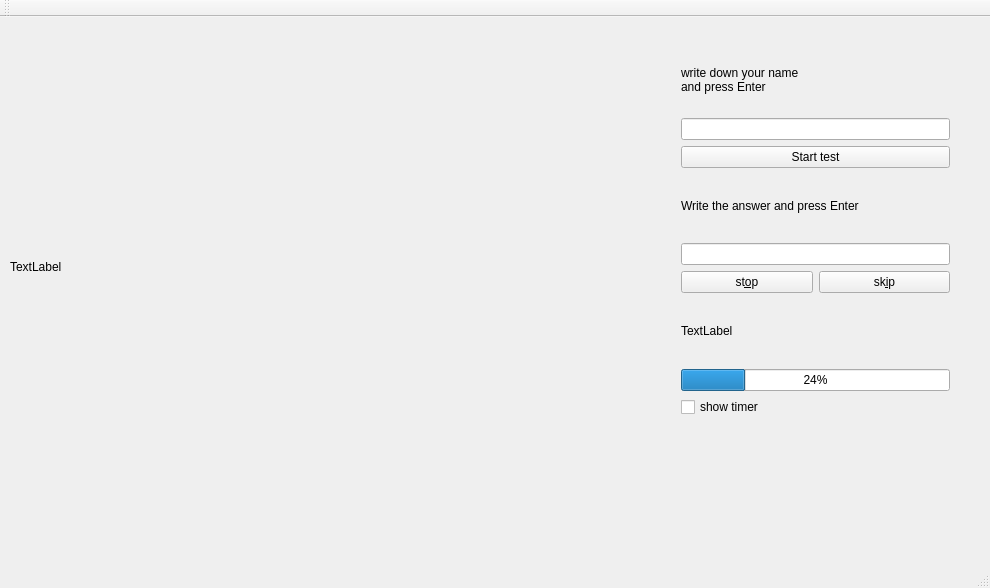
Qt form mainwindow.ui (ArtfulVampire/TestAnagramms) before a commit.
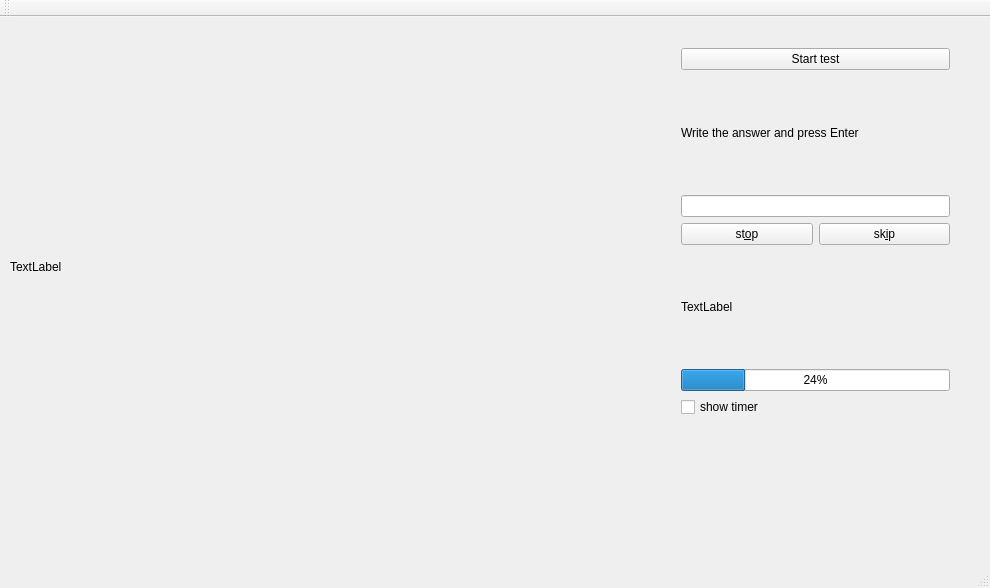
The same form after that commit.

```diff
--- a/mainwindow.ui
+++ b/mainwindow.ui
@@ -27,7 +27,7 @@
      <string>TextLabel</string>
     </property>
    </widget>
-   <widget class="QWidget" name="">
+   <widget class="QWidget" name="layoutWidget">
     <property name="geometry">
      <rect>
       <x>670</x>
@@ -37,39 +37,14 @@
      </rect>
     </property>
     <layout class="QGridLayout" name="gridLayout">
-     <item row="8" column="0">
-      <widget class="QCheckBox" name="timerCheckBox">
-       <property name="text">
-        <string>show timer</string>
-       </property>
-      </widget>
-     </item>
-     <item row="5" column="1">
-      <widget class="QPushButton" name="skipPushButton">
-       <property name="text">
-        <string>sk&amp;ip</string>
-       </property>
-      </widget>
-     </item>
-     <item row="0" column="0" colspan="2">
-      <widget class="QLabel" name="label">
-       <property name="text">
-        <string>write down your name
-and press Enter</string>
-       </property>
-      </widget>
-     </item>
-     <item row="5" column="0">
+     <item row="3" column="0">
       <widget class="QPushButton" name="stopPushButton">
        <property name="text">
         <string>st&amp;op</string>
        </property>
       </widget>
      </item>
-     <item row="1" column="0" colspan="2">
-      <widget class="QLineEdit" name="nameLineEdit"/>
-     </item>
-     <item row="6" column="0" colspan="2">
+     <item row="4" column="0" colspan="2">
       <widget class="QLabel" name="currentLabel">
        <property name="text">
         <string>TextLabel</string>
@@ -77,29 +52,43 @@
       </widget>
      </item>
      <item row="2" column="0" colspan="2">
+      <widget class="QLineEdit" name="answerLineEdit"/>
+     </item>
+     <item row="0" column="0" colspan="2">
       <widget class="QPushButton" name="startPushButton">
        <property name="text">
         <string>Start test</string>
        </property>
       </widget>
      </item>
-     <item row="3" column="0" colspan="2">
-      <widget class="QLabel" name="label_2">
-       <property name="text">
-        <string>Write the answer and press Enter</string>
-       </property>
-      </widget>
-     </item>
-     <item row="4" column="0" colspan="2">
-      <widget class="QLineEdit" name="answerLineEdit"/>
-     </item>
-     <item row="7" column="0" colspan="2">
+     <item row="5" column="0" colspan="2">
       <widget class="QProgressBar" name="progressBar">
        <property name="value">
         <number>24</number>
        </property>
       </widget>
      </item>
+     <item row="1" column="0" colspan="2">
+      <widget class="QLabel" name="label_2">
+       <property name="text">
+        <string>Write the answer and press Enter</string>
+       </property>
+      </widget>
+     </item>
+     <item row="6" column="0">
+      <widget class="QCheckBox" name="timerCheckBox">
+       <property name="text">
+        <string>show timer</string>
+       </property>
+      </widget>
+     </item>
+     <item row="3" column="1">
+      <widget class="QPushButton" name="skipPushButton">
+       <property name="text">
+        <string>sk&amp;ip</string>
+       </property>
+      </widget>
+     </item>
     </layout>
    </widget>
   </widget>
```
